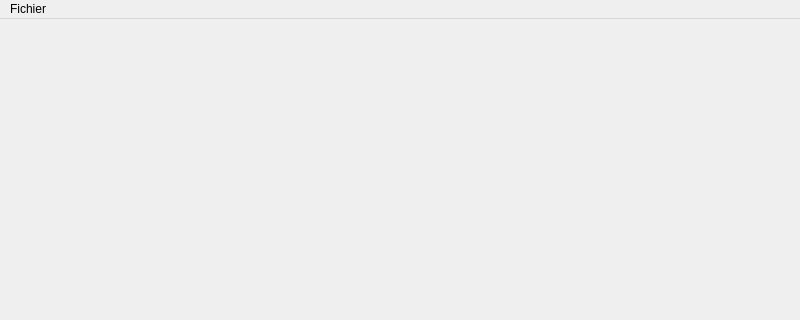
This is mainwindowmenu.ui in sykom1/Projet_IHM as Qt 5 draws it before an edit; both pictures show x 0 to 800 and y 0 to 320 of the 800 by 600 pixel window. The edited form follows.
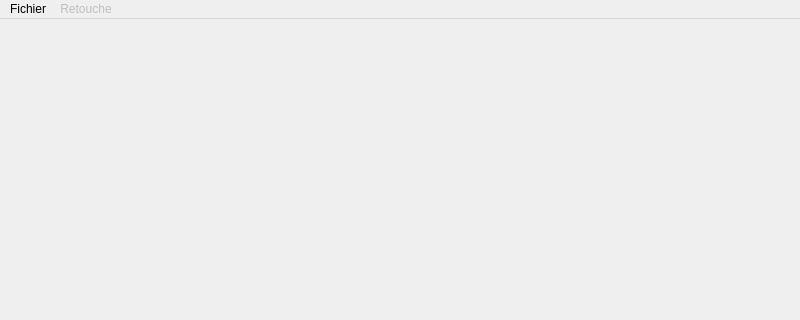
This is the edited form.

Commit message: add different additional menu

```diff
--- a/mainwindowmenu.ui
+++ b/mainwindowmenu.ui
@@ -23,7 +23,7 @@
      <height>22</height>
     </rect>
    </property>
-   <widget class="QMenu" name="menuRetouche_d_image">
+   <widget class="QMenu" name="menuFile">
     <property name="title">
      <string>Fichier</string>
     </property>
@@ -31,7 +31,19 @@
     <addaction name="actionSave"/>
     <addaction name="actionQuit"/>
    </widget>
-   <addaction name="menuRetouche_d_image"/>
+   <widget class="QMenu" name="menuRetouche">
+    <property name="enabled">
+     <bool>false</bool>
+    </property>
+    <property name="title">
+     <string>Retouche</string>
+    </property>
+    <addaction name="actionFiltre"/>
+    <addaction name="actionRedimensionnement"/>
+    <addaction name="actionRogner"/>
+   </widget>
+   <addaction name="menuFile"/>
+   <addaction name="menuRetouche"/>
   </widget>
   <widget class="QStatusBar" name="statusbar"/>
   <action name="actionOpenImage">
```
Left out of the diff: 24 changed lines with no effect on the pictures. The commit also changes 2 other files.
